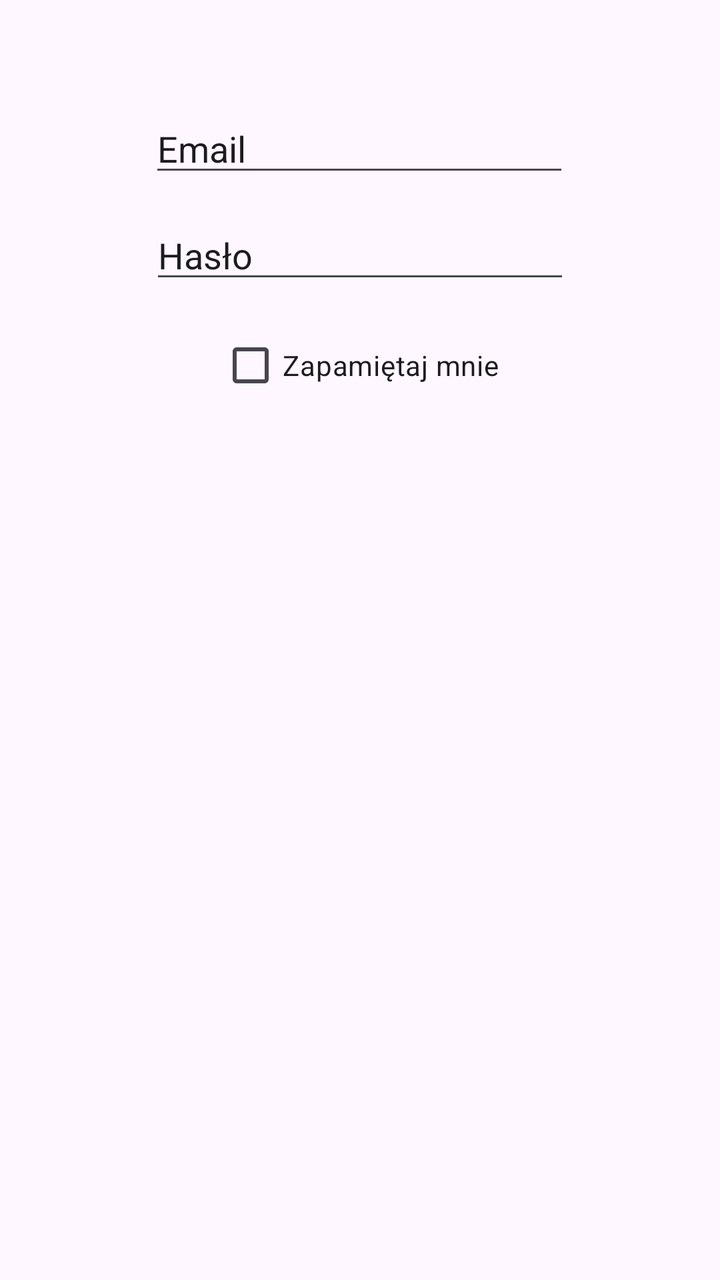
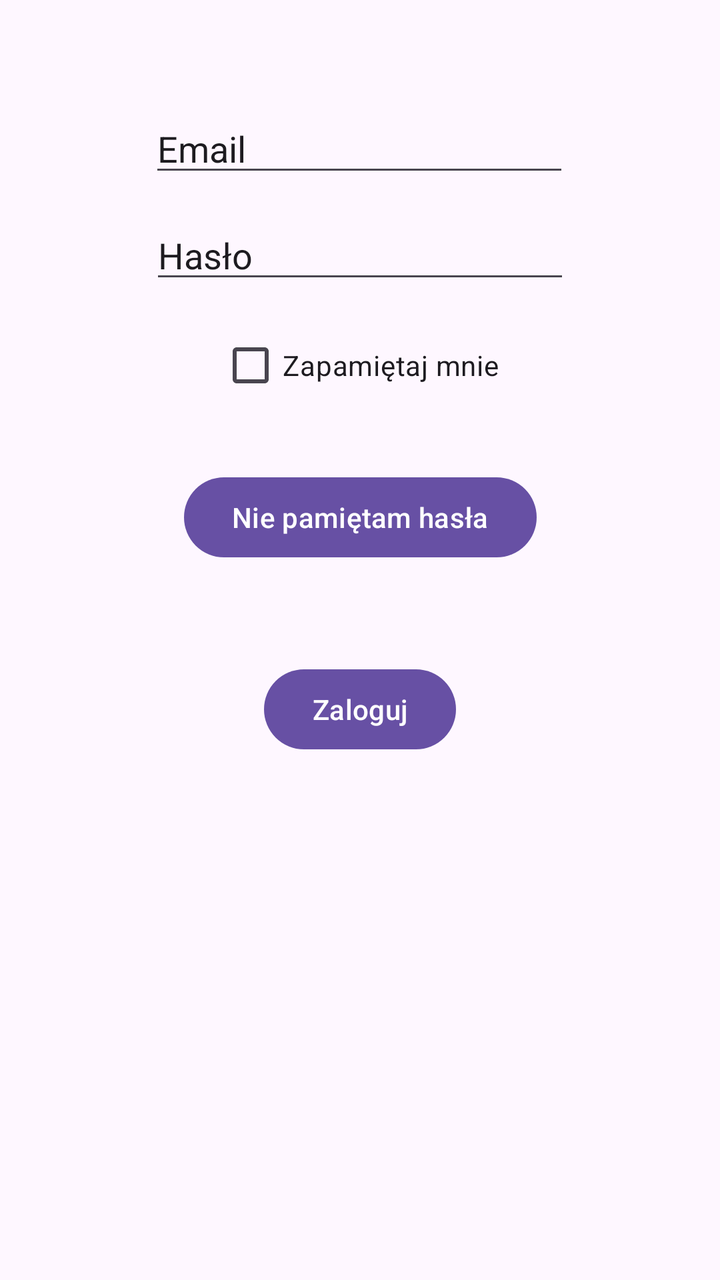

Two renders of the same Android screen: before a commit and after it. Below are the layout's source before the change and the commit's diff.
<!-- AndroidManifest.xml: application theme Theme.ConstraintLayout -->
<!-- res/layout/activity_main.xml -->
<?xml version="1.0" encoding="utf-8"?>
<androidx.constraintlayout.widget.ConstraintLayout xmlns:android="http://schemas.android.com/apk/res/android"
    xmlns:app="http://schemas.android.com/apk/res-auto"
    xmlns:tools="http://schemas.android.com/tools"
    android:id="@+id/main"
    android:layout_width="match_parent"
    android:layout_height="match_parent"
    tools:context=".MainActivity">


    <ImageView
        android:id="@+id/imageView"
        android:layout_width="wrap_content"
        android:layout_height="wrap_content"
        android:layout_marginTop="40dp"
        android:src="@tools:sample/avatars"
        app:layout_constraintEnd_toEndOf="parent"
        app:layout_constraintHorizontal_bias="0.498"
        app:layout_constraintStart_toStartOf="parent"
        app:layout_constraintTop_toTopOf="parent" />

    <EditText
        android:id="@+id/editTextText4"
        android:layout_width="wrap_content"
        android:layout_height="wrap_content"
        android:layout_marginTop="12dp"
        android:ems="10"
        android:inputType="text"
        android:text="Email"
        app:layout_constraintEnd_toEndOf="parent"
        app:layout_constraintHorizontal_bias="0.497"
        app:layout_constraintStart_toStartOf="parent"
        app:layout_constraintTop_toBottomOf="@+id/imageView" />

    <EditText
        android:id="@+id/editTextText5"
        android:layout_width="wrap_content"
        android:layout_height="wrap_content"
        android:layout_marginTop="12dp"
        android:ems="10"
        android:inputType="text"
        android:text="Hasło"
        app:layout_constraintEnd_toEndOf="parent"
        app:layout_constraintStart_toStartOf="parent"
        app:layout_constraintTop_toBottomOf="@+id/editTextText4" />

    <CheckBox
        android:id="@+id/checkBox"
        android:layout_width="wrap_content"
        android:layout_height="wrap_content"
        android:layout_marginTop="12dp"
        android:text="Zapamiętaj mnie"
        app:layout_constraintEnd_toEndOf="parent"
        app:layout_constraintHorizontal_bias="0.498"
        app:layout_constraintStart_toStartOf="parent"
        app:layout_constraintTop_toBottomOf="@+id/editTextText5" />
</androidx.constraintlayout.widget.ConstraintLayout>
<!-- resources referenced by this layout -->
<resources>
  <style name="Theme.ConstraintLayout" parent="Base.Theme.ConstraintLayout" />
  <style name="Base.Theme.ConstraintLayout" parent="Theme.Material3.DayNight.NoActionBar">
          
          
      </style>
</resources>

<!-- the commit's change to res/layout/activity_main.xml (unified diff, before → after) -->
@@ -26,7 +26,7 @@
         android:layout_marginTop="12dp"
         android:ems="10"
         android:inputType="text"
-        android:text="Email"
+        android:text="@string/user_email"
         app:layout_constraintEnd_toEndOf="parent"
         app:layout_constraintHorizontal_bias="0.497"
         app:layout_constraintStart_toStartOf="parent"
@@ -39,7 +39,7 @@
         android:layout_marginTop="12dp"
         android:ems="10"
         android:inputType="text"
-        android:text="Hasło"
+        android:text="@string/user_password"
         app:layout_constraintEnd_toEndOf="parent"
         app:layout_constraintStart_toStartOf="parent"
         app:layout_constraintTop_toBottomOf="@+id/editTextText4" />
@@ -49,9 +49,29 @@
         android:layout_width="wrap_content"
         android:layout_height="wrap_content"
         android:layout_marginTop="12dp"
-        android:text="Zapamiętaj mnie"
+        android:text="@string/remember_me"
         app:layout_constraintEnd_toEndOf="parent"
         app:layout_constraintHorizontal_bias="0.498"
         app:layout_constraintStart_toStartOf="parent"
         app:layout_constraintTop_toBottomOf="@+id/editTextText5" />
+
+    <Button
+        android:id="@+id/button18"
+        android:layout_width="wrap_content"
+        android:layout_height="wrap_content"
+        android:layout_marginTop="28dp"
+        android:text="@string/password_remind"
+        app:layout_constraintEnd_toEndOf="parent"
+        app:layout_constraintStart_toStartOf="parent"
+        app:layout_constraintTop_toBottomOf="@+id/checkBox" />
+
+    <Button
+        android:id="@+id/button19"
+        android:layout_width="wrap_content"
+        android:layout_height="wrap_content"
+        android:layout_marginTop="48dp"
+        android:text="@string/login"
+        app:layout_constraintEnd_toEndOf="parent"
+        app:layout_constraintStart_toStartOf="parent"
+        app:layout_constraintTop_toBottomOf="@+id/button18" />
 </androidx.constraintlayout.widget.ConstraintLayout>
<!-- resource entries referenced after the edit -->
@@ -1,5 +1,10 @@
 <!-- resources referenced by this layout -->
 <resources>
+  <string name="login">Zaloguj</string>
+  <string name="password_remind">Nie pamiętam hasła</string>
+  <string name="remember_me">Zapamiętaj mnie</string>
+  <string name="user_email">Email</string>
+  <string name="user_password">Hasło</string>
   <style name="Theme.ConstraintLayout" parent="Base.Theme.ConstraintLayout" />
   <style name="Base.Theme.ConstraintLayout" parent="Theme.Material3.DayNight.NoActionBar">
           
